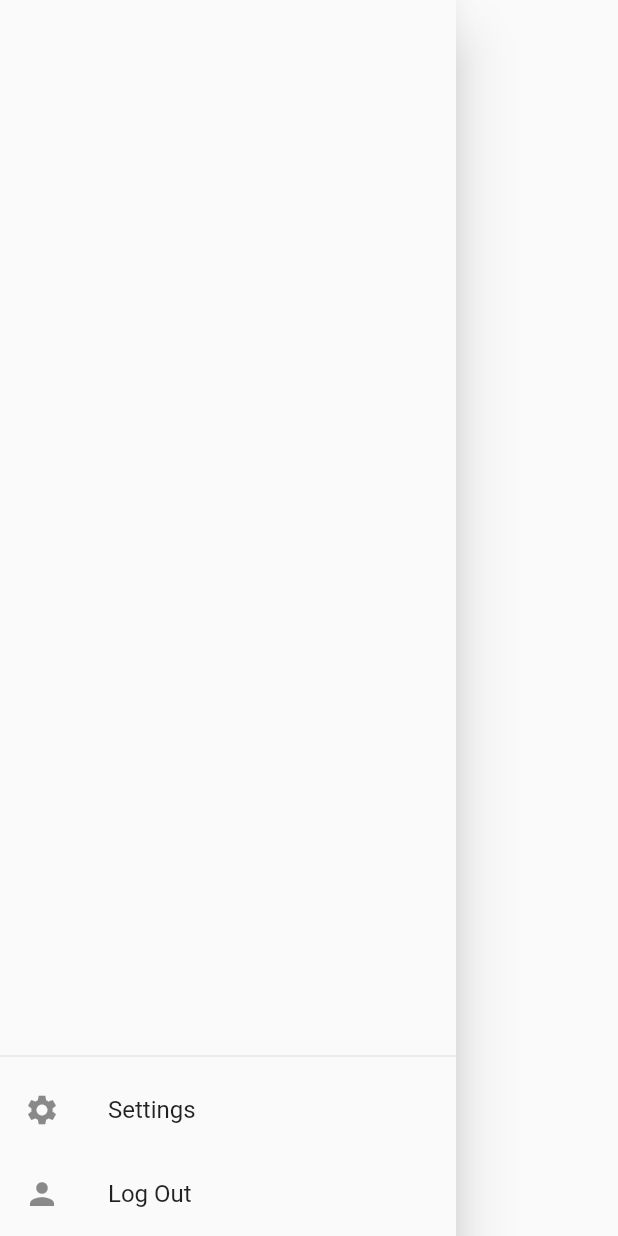
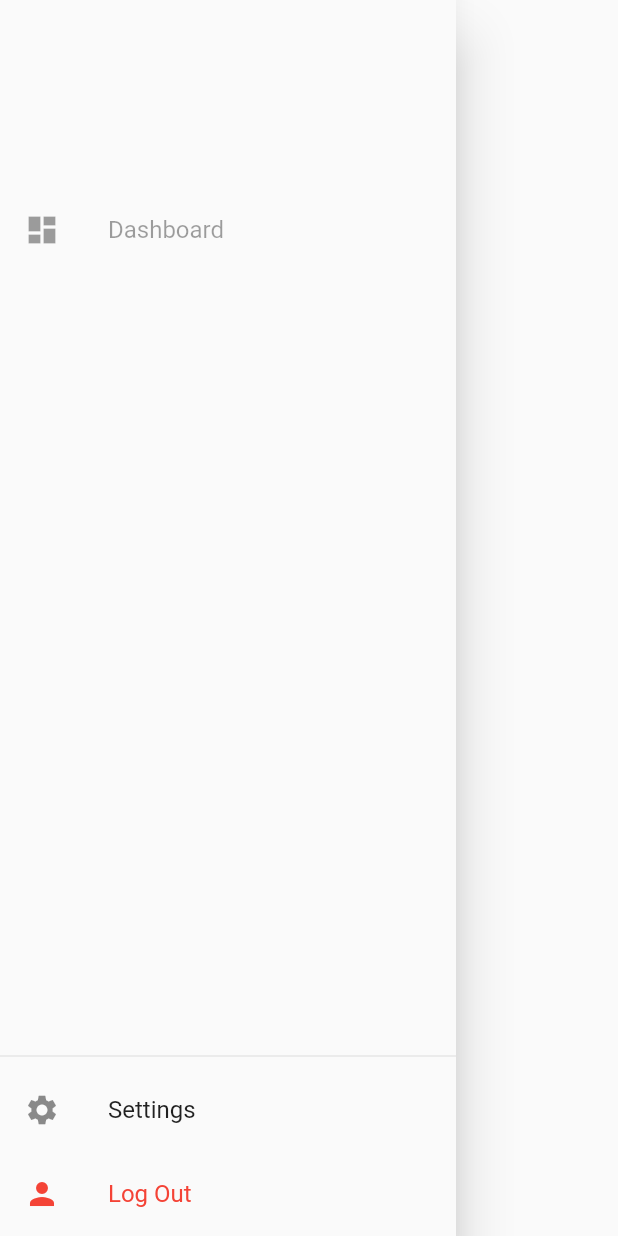
Before and after one commit to CallumLeith/Appcademy, a Flutter app: the MainDrawer widget shown alone on an empty page, opened directly, on a phone screen of 412 x 824 dp. Run offline on Flutter 3.47's test engine with Material 2 defaults, Android fonts, the phone set to English and light mode, and no system bars; our stand-ins replace cloud_firestore, firebase_auth, flutter_spinkit; accounts and stored records are empty.

Commit message:
UI changes

```diff
--- a/lib/screens/home/main_drawer.dart
+++ b/lib/screens/home/main_drawer.dart
@@ -13,9 +13,15 @@ class MainDrawer extends StatelessWidget {
         children: <Widget>[
           Expanded(
             // ListView contains a group of widgets that scroll inside the drawer
+
             child: ListView(
               children: <Widget>[
-                //MAIN MENUS HERE
+                SizedBox(height: 125.0),
+                ListTile(
+                          leading: Icon(Icons.dashboard),
+                          enabled: false,
+                          title: Text('Dashboard'),
+                      ),
               ],
             ),
           ),
@@ -36,7 +42,7 @@ class MainDrawer extends StatelessWidget {
                           title: Text('Settings'),
                       ),
                       ListTile(
-                          leading: Icon(Icons.person),
+                          leading: Icon(Icons.person, color: Colors.red,),
                           onTap: () async {
 
             await _auth.signOut();
@@ -46,7 +52,7 @@ class MainDrawer extends StatelessWidget {
             }
             signInCounter = 0;
           },
-                          title: Text('Log Out')),
+                          title: Text('Log Out', style: TextStyle(color: Colors.red),)),
 
                     ],
                   )
```
Also changed, not shown: lib/screens/authenticate/register.dart (+6 -2 lines), lib/screens/authenticate/sign_in.dart (+5 -2 lines), lib/screens/home/grid_dashboard.dart (+19 -4 lines), lib/screens/home/home.dart (+6 -2 lines).
